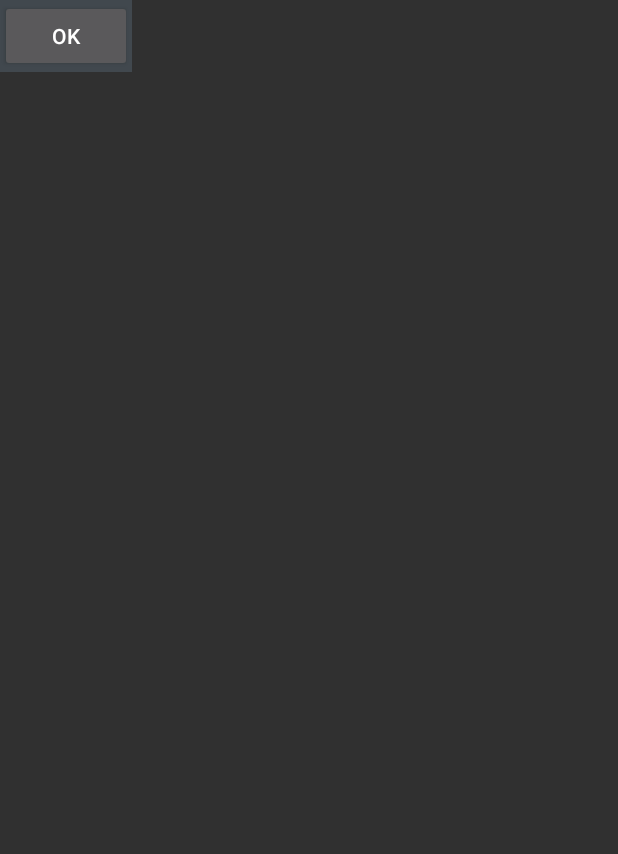
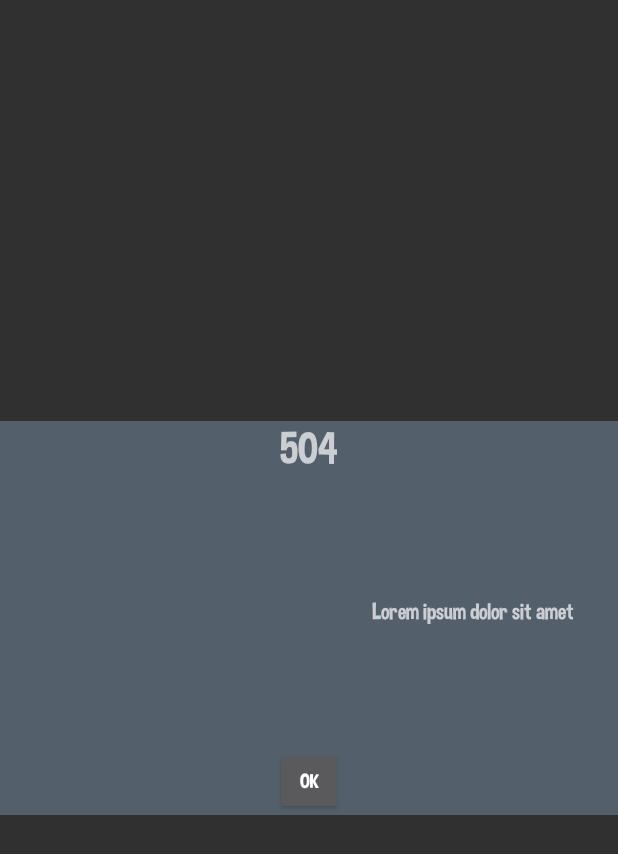
Before and after one commit to OlaB1994/AEiIMap, an Android app: the layout dialog_fragment_ok.xml on its own in the app's theme, with its tools: preview values and no code run, on a phone screen of 412 x 824 dp. Shown: the top 854 px of the screen. Run offline under Robolectric (Android 15) with nearby library versions, the phone set to English and light mode, and no system bars.

Commit message:
1.040-A-T

```diff
--- /dev/null
+++ b/AEiIMap/app/src/main/java/pl/polsl/aeiimap/views/TextButton.java
@@ -0,0 +1,28 @@
+package pl.polsl.aeiimap.views;
+
+import android.content.Context;
+import android.graphics.Typeface;
+import android.util.AttributeSet;
+import android.widget.Button;
+
+/**
+ * Created by abienioszek on 22.07.2016.
+ */
+public class TextButton extends Button {
+
+    public TextButton(Context context, AttributeSet attrs) {
+        super(context, attrs);
+        init(context);
+        setDrawingCacheEnabled(false);
+    }
+
+    private void init(Context context) {
+        setTypeface(TypeFace.get(context, "fonts/DimboRegular.ttf"));
+    }
+
+    @Override
+    public void setTypeface(Typeface tf) {
+        super.setTypeface(tf);
+    }
+
+}
--- a/AEiIMap/app/src/main/res/layout/dialog_fragment_ok.xml
+++ b/AEiIMap/app/src/main/res/layout/dialog_fragment_ok.xml
@@ -1,13 +1,57 @@
 <?xml version="1.0" encoding="utf-8"?>
-<pl.polsl.aeiimap.views.DialogLayout
-    xmlns:android="http://schemas.android.com/apk/res/android"
+<pl.polsl.aeiimap.views.DialogLayout xmlns:android="http://schemas.android.com/apk/res/android"
     android:id="@+id/dialog_fragment_info_layout"
-    style="@style/custom_dialog_style">
+    style="@style/custom_dialog_style"
+    android:layout_gravity="center">
 
-    <Button
+    <LinearLayout
         android:layout_width="wrap_content"
-        android:text="OK"
-        android:id="@+id/dialog_fragment_info_ok_btn"
-        android:layout_height="wrap_content" />
+        android:layout_height="wrap_content"
+        android:background="@color/dialog_color_background_solid"
+        android:orientation="vertical">
+
+        <LinearLayout
+            android:layout_width="wrap_content"
+            android:layout_height="wrap_content"
+            android:layout_gravity="center">
+
+            <pl.polsl.aeiimap.views.LightTextView
+                android:id="@+id/dialog_fragment_info_title_tv"
+                android:layout_width="wrap_content"
+                android:layout_height="wrap_content"
+                android:text="504"
+                android:textSize="@dimen/title_text_size" />
+        </LinearLayout>
+
+        <LinearLayout
+            android:layout_width="wrap_content"
+            android:layout_height="wrap_content"
+            android:layout_margin="@dimen/normal_margin"
+            android:orientation="horizontal">
+
+            <ImageView
+                android:layout_width="@dimen/picture_width"
+                android:layout_height="@dimen/picture_height"
+                android:background="@android:color/transparent"
+                android:scaleType="fitCenter" />
+
+            <pl.polsl.aeiimap.views.LightTextView
+                android:layout_width="@dimen/picture_width"
+                android:layout_height="@dimen/picture_height"
+                android:layout_gravity="center"
+                android:gravity="center"
+                android:text="Lorem ipsum dolor sit amet"
+                android:textSize="@dimen/info_text_size" />
+
+        </LinearLayout>
+
+        <pl.polsl.aeiimap.views.TextButton
+            android:id="@+id/dialog_fragment_info_ok_btn"
+            android:layout_width="@dimen/button_size"
+            android:layout_height="@dimen/button_size"
+            android:layout_gravity="center"
+            android:text="OK" />
+    </LinearLayout>
+
 
 </pl.polsl.aeiimap.views.DialogLayout>
--- a/AEiIMap/app/src/main/res/values/colors.xml
+++ b/AEiIMap/app/src/main/res/values/colors.xml
@@ -1,6 +1,6 @@
 <?xml version="1.0" encoding="utf-8"?>
 <resources>
     <color name="dialog_color_background">#8053606c</color>
-
+    <color name="dialog_color_background_solid">#53606c</color>
     <color name="text_outline">#2a9ac2</color>
 </resources>
--- a/AEiIMap/app/src/main/res/values/dimens.xml
+++ b/AEiIMap/app/src/main/res/values/dimens.xml
@@ -2,6 +2,11 @@
     <dimen name="normal_margin">15dp</dimen>
 
     <dimen name="floor_button_size">45dp</dimen>
+    <dimen name="title_text_size">30sp</dimen>
+    <dimen name="picture_width">200sp</dimen>
+    <dimen name="picture_height">150sp</dimen>
+    <dimen name="info_text_size">15sp</dimen>
+    <dimen name="button_size">45dp</dimen>
 
     <item name="outline_text_large_radius" format="integer" type="dimen">8</item>
 </resources>
```
Also changed, not shown: AEiIMap/app/src/main/res/drawable/button_bluek.png (deleted), AEiIMap/app/src/main/res/drawable/button_green.png, AEiIMap/app/src/main/res/drawable/button_orange.png, AEiIMap/app/src/main/res/drawable/button_purple.png, AEiIMap/app/src/main/res/drawable/button_red.png, AEiIMap/app/src/main/res/drawable/button_turquoise.png, AEiIMap/app/src/main/res/drawable/button_yellow.png.
